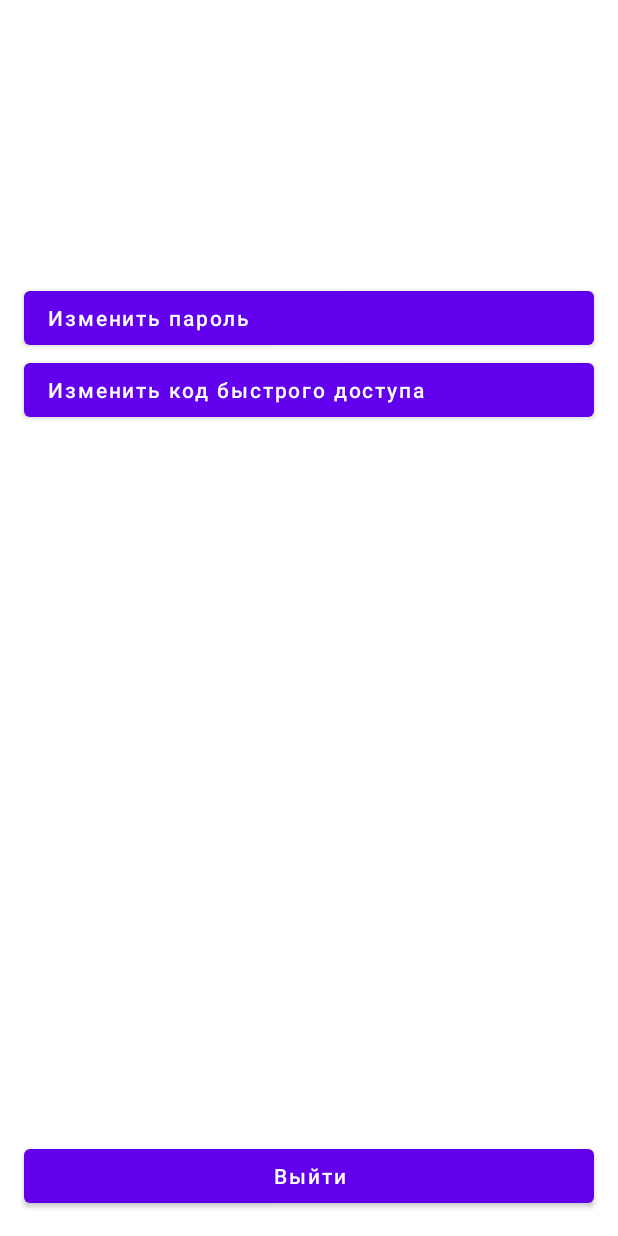
After one commit to HahhVwgwg/NomadDi, an Android app: the fragment ProfileFragment shown on its own in the app's theme, on a phone screen of 412 x 824 dp. The commit adds this screen. Run offline under Robolectric (Android 15) with nearby library versions, the phone set to English and light mode, and no system bars; our stand-ins replace data binding.

Commit message:
add profile page ui

```diff
--- a/app/src/main/AndroidManifest.xml
+++ b/app/src/main/AndroidManifest.xml
@@ -11,11 +11,12 @@
         android:roundIcon="@mipmap/ic_launcher_round"
         android:supportsRtl="true"
         android:theme="@style/Theme.TabysPartner">
-        <activity android:name=".MainActivity">
+        <activity android:name=".MainActivity"
+            android:screenOrientation="portrait"
+            >
             <intent-filter>
-                <action android:name="android.intent.action.MAIN" />
-
-                <category android:name="android.intent.category.LAUNCHER" />
+                <action android:name="android.intent.action.MAIN"/>
+                <category android:name="android.intent.category.LAUNCHER"/>
             </intent-filter>
         </activity>
     </application>
--- a/app/src/main/java/com/example/tabyspartner/MainActivity.kt
+++ b/app/src/main/java/com/example/tabyspartner/MainActivity.kt
@@ -9,7 +9,14 @@ import android.widget.Toast
 import androidx.appcompat.app.AppCompatActivity
 import androidx.core.app.ActivityCompat
 import androidx.databinding.DataBindingUtil
+import androidx.fragment.app.Fragment
+import androidx.navigation.Navigation
+import androidx.navigation.findNavController
+import androidx.navigation.ui.NavigationUI
 import com.example.tabyspartner.databinding.ActivityMainBinding
+import com.example.tabyspartner.main.MainPageFragment
+import com.example.tabyspartner.profile.ProfileFragment
+import com.example.tabyspartner.withdraw.WithDrawFragment
 
 
 class MainActivity : AppCompatActivity() {
@@ -30,14 +37,17 @@ class MainActivity : AppCompatActivity() {
                 }
                 R.id.main_menu_item -> {
                     //makePhoneCall()
+                    handleFrame(MainPageFragment())
                     true
                 }
                 R.id.withdraw_menu_item -> {
                    // makePhoneCall()
+                    handleFrame(WithDrawFragment())
                     true
                 }
                 R.id.profile_menu_item -> {
                     //makePhoneCall()
+                    handleFrame(ProfileFragment())
                     true
                 }
                 else -> false
@@ -70,4 +80,11 @@ class MainActivity : AppCompatActivity() {
         }
     }
 
+    private fun handleFrame(fragment: Fragment): Boolean {
+        val fragmentTransaction = this.supportFragmentManager.beginTransaction()
+        fragmentTransaction.setCustomAnimations(android.R.anim.fade_in,android.R.anim.fade_out)
+        fragmentTransaction.replace(R.id.navHostFragment,fragment).commit()
+        return true
+    }
+
 }
--- a/app/src/main/java/com/example/tabyspartner/main/MainPageFragment.kt
+++ b/app/src/main/java/com/example/tabyspartner/main/MainPageFragment.kt
@@ -7,10 +7,8 @@ import android.view.View
 import android.view.ViewGroup
 import androidx.databinding.DataBindingUtil
 import androidx.fragment.app.Fragment
-import androidx.lifecycle.ViewModelProvider
 import androidx.lifecycle.ViewModelProviders
 import com.denzcoskun.imageslider.ImageSlider
-import com.denzcoskun.imageslider.models.SlideModel
 import com.example.tabyspartner.R
 import com.example.tabyspartner.databinding.FragmentMainPageBinding
 
--- /dev/null
+++ b/app/src/main/java/com/example/tabyspartner/profile/ProfileFragment.kt
@@ -0,0 +1,27 @@
+package com.example.tabyspartner.profile
+
+import android.os.Bundle
+import androidx.fragment.app.Fragment
+import android.view.LayoutInflater
+import android.view.View
+import android.view.ViewGroup
+import androidx.databinding.DataBindingUtil
+import com.example.tabyspartner.R
+import com.example.tabyspartner.databinding.FragmentMainPageBinding
+import com.example.tabyspartner.databinding.FragmentProfileBinding
+
+class ProfileFragment : Fragment() {
+
+    override fun onCreateView(
+        inflater: LayoutInflater, container: ViewGroup?,
+        savedInstanceState: Bundle?
+    ): View? {
+        // Inflate the layout for this fragment
+        val binding: FragmentProfileBinding = DataBindingUtil.inflate(
+            inflater,R.layout.fragment_profile,container,false
+        )
+
+        return binding.root
+    }
+
+}
--- a/app/src/main/res/layout/activity_main.xml
+++ b/app/src/main/res/layout/activity_main.xml
@@ -52,8 +52,6 @@
                 android:name="androidx.navigation.fragment.NavHostFragment"
                 android:layout_width="match_parent"
                 android:layout_height="match_parent"
-                app:navGraph="@navigation/navigation"
-                app:defaultNavHost="true"
                 />
 
         </LinearLayout>
--- /dev/null
+++ b/app/src/main/res/layout/fragment_profile.xml
@@ -0,0 +1,56 @@
+<?xml version="1.0" encoding="utf-8"?>
+<layout xmlns:android="http://schemas.android.com/apk/res/android"
+    xmlns:tools="http://schemas.android.com/tools"
+    xmlns:app="http://schemas.android.com/apk/res-auto">
+
+    <androidx.constraintlayout.widget.ConstraintLayout
+        android:layout_width="match_parent"
+        android:layout_height="match_parent"
+        tools:context=".withdraw.WithDrawFragment">
+
+        <Button
+            android:id="@+id/change_password_btn"
+            android:layout_width="match_parent"
+            android:layout_height="wrap_content"
+            android:layout_marginStart="16dp"
+            android:layout_marginTop="188dp"
+            android:layout_marginEnd="16dp"
+            android:text="@string/change_password_btn_text"
+            android:textAlignment="textStart"
+            android:textAllCaps="false"
+            app:layout_constraintEnd_toEndOf="parent"
+            app:layout_constraintHorizontal_bias="0.0"
+            app:layout_constraintStart_toStartOf="parent"
+            app:layout_constraintTop_toTopOf="parent" />
+
+        <Button
+            android:id="@+id/change_pin_code_btn"
+            android:layout_width="match_parent"
+            android:layout_height="wrap_content"
+            android:layout_marginStart="16dp"
+            android:layout_marginEnd="16dp"
+            android:text="@string/change_pin_code_btn_text"
+            android:textAlignment="textStart"
+            android:textAllCaps="false"
+            app:layout_constraintEnd_toEndOf="@+id/change_password_btn"
+            app:layout_constraintHorizontal_bias="0.0"
+            app:layout_constraintStart_toStartOf="@+id/change_password_btn"
+            app:layout_constraintTop_toBottomOf="@+id/change_password_btn" />
+
+        <Button
+            android:id="@+id/log_out_btn"
+            android:layout_width="match_parent"
+            android:layout_height="wrap_content"
+            android:layout_marginStart="16dp"
+            android:layout_marginEnd="16dp"
+            android:layout_marginBottom="16dp"
+            android:text="Выйти"
+            android:textAllCaps="false"
+            app:layout_constraintBottom_toBottomOf="parent"
+            app:layout_constraintEnd_toEndOf="parent"
+            app:layout_constraintStart_toStartOf="parent" />
+
+
+    </androidx.constraintlayout.widget.ConstraintLayout>
+
+</layout>
--- a/app/src/main/res/layout/fragment_with_draw.xml
+++ b/app/src/main/res/layout/fragment_with_draw.xml
@@ -9,6 +9,7 @@
         tools:context=".withdraw.WithDrawFragment">
 
 
+
     </androidx.constraintlayout.widget.ConstraintLayout>
 
 </layout>
--- a/app/src/main/res/navigation/navigation.xml
+++ b/app/src/main/res/navigation/navigation.xml
@@ -7,4 +7,8 @@
         android:id="@+id/mainPageFragment"
         android:name="com.example.tabyspartner.main.MainPageFragment"
         android:label="MainPageFragment" />
+    <fragment
+        android:id="@+id/profileFragment"
+        android:name="com.example.tabyspartner.profile.ProfileFragment"
+        android:label="ProfileFragment" />
 </navigation>
--- a/app/src/main/res/values/strings.xml
+++ b/app/src/main/res/values/strings.xml
@@ -13,4 +13,6 @@
     <!-- TODO: Remove or change this placeholder text -->
     <string name="hello_blank_fragment">Hello blank fragment</string>
     <string name="phone_number">+77006537978</string>
+    <string name="change_password_btn_text">Изменить пароль</string>
+    <string name="change_pin_code_btn_text">Изменить код быстрого доступа</string>
 </resources>
```
